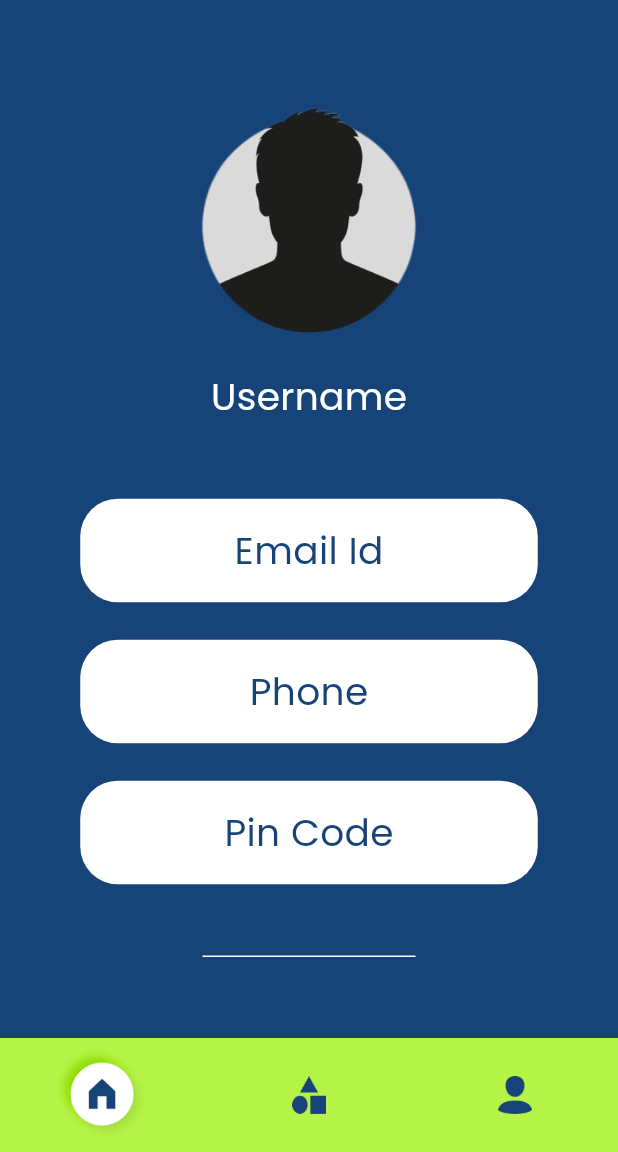
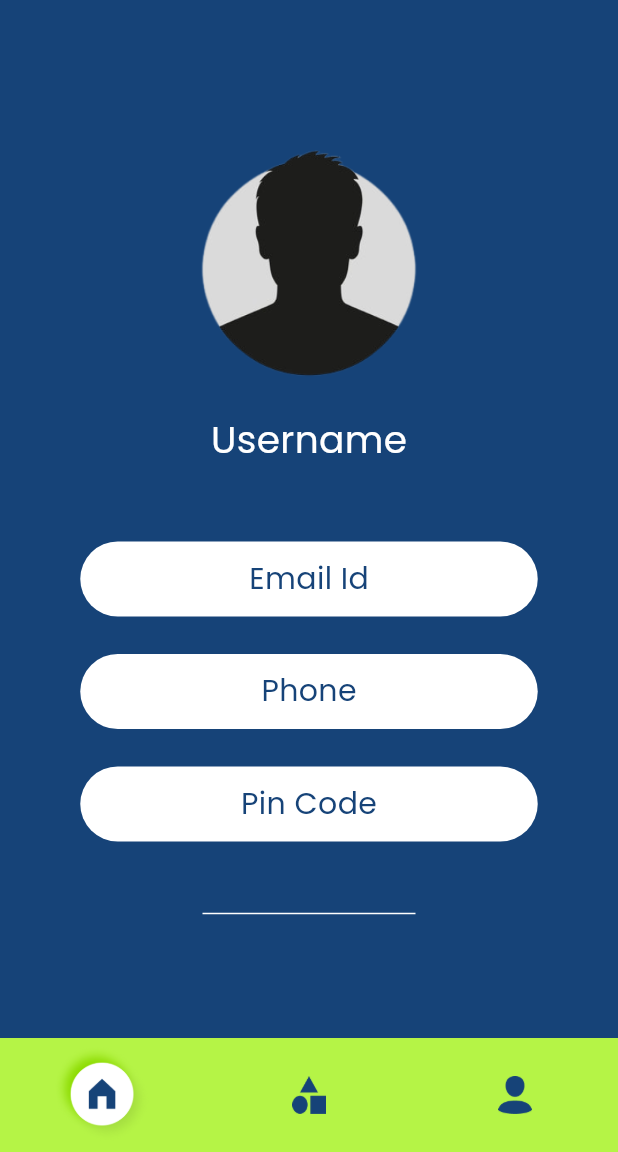
Before and after one commit to Sudipta3rare/caremint, a Flutter app: the ProfilePage screen opened by its route, on a phone screen of 412 x 824 dp, the part 84-1236 px from its top. Run offline on Flutter 3.47's test engine with Material 3 defaults, Android fonts, the light colour scheme and no system bars; our stand-ins replace cached_network_image, carousel_slider, dio, expandable, flutter_rating_bar, flutter_toggle_tab and 6 more; missing offline and left inert: dart:ffi, simple_ripple_animation; accounts and stored records are empty; network calls fail.

Commit message:
profile page and spalsh screen page update

```diff
--- a/lib/ui/pages/profile_page.dart
+++ b/lib/ui/pages/profile_page.dart
@@ -36,12 +36,12 @@ class ProfilePage extends StatelessWidget {
               Container(
                 alignment: Alignment.center,
                 width: 305,
-                height: 69,
+                height: 50,
                 decoration: BoxDecoration(
                   color: Colors.white,
                   borderRadius: BorderRadius.all( Radius.circular(25.0)),
                 ),
-                child:Text("Email Id",style: TextStyle(color:Color(0XFF164378),fontSize:25,fontFamily:"PoppinsRegular"))
+                child:Text("Email Id",style: TextStyle(color:Color(0XFF164378),fontSize:20,fontFamily:"PoppinsRegular"))
               ),
 
               SizedBox(height: 25),
@@ -49,12 +49,12 @@ class ProfilePage extends StatelessWidget {
               Container(
                   alignment: Alignment.center,
                   width: 305,
-                  height: 69,
+                  height: 50,
                   decoration: BoxDecoration(
                     color: Colors.white,
                     borderRadius: BorderRadius.all( Radius.circular(25.0)),
                   ),
-                  child:Text("Phone",style: TextStyle(color:Color(0XFF164378),fontSize:25,fontFamily:"PoppinsRegular"))
+                  child:Text("Phone",style: TextStyle(color:Color(0XFF164378),fontSize:20,fontFamily:"PoppinsRegular"))
               ),
 
               SizedBox(height: 25),
@@ -62,12 +62,12 @@ class ProfilePage extends StatelessWidget {
               Container(
                   alignment: Alignment.center,
                   width: 305,
-                  height: 69,
+                  height: 50,
                   decoration: BoxDecoration(
                     color: Colors.white,
                     borderRadius: BorderRadius.all( Radius.circular(25.0)),
                   ),
-                  child:Text("Pin Code",style: TextStyle(color:Color(0XFF164378),fontSize:25,fontFamily:"PoppinsRegular"))
+                  child:Text("Pin Code",style: TextStyle(color:Color(0XFF164378),fontSize:20,fontFamily:"PoppinsRegular"))
               ),
 
               SizedBox(height: 40),
--- a/lib/ui/pages/splash_screen.dart
+++ b/lib/ui/pages/splash_screen.dart
@@ -60,6 +60,8 @@ class SplashPageState extends State<SplashPage> with TickerProviderStateMixin {
           height: double.maxFinite,
           color:  const Color(0XFF164378),
           child:  Column(
+            crossAxisAlignment: CrossAxisAlignment.center,
+            mainAxisAlignment: MainAxisAlignment.center,
             children: [
               SizedBox(height: 60),
               Text("Welcome",style: TextStyle(color:Color(0XFFFFFFFF),fontSize:25,fontFamily:"Cinzel",fontWeight: FontWeight.bold)),
```
